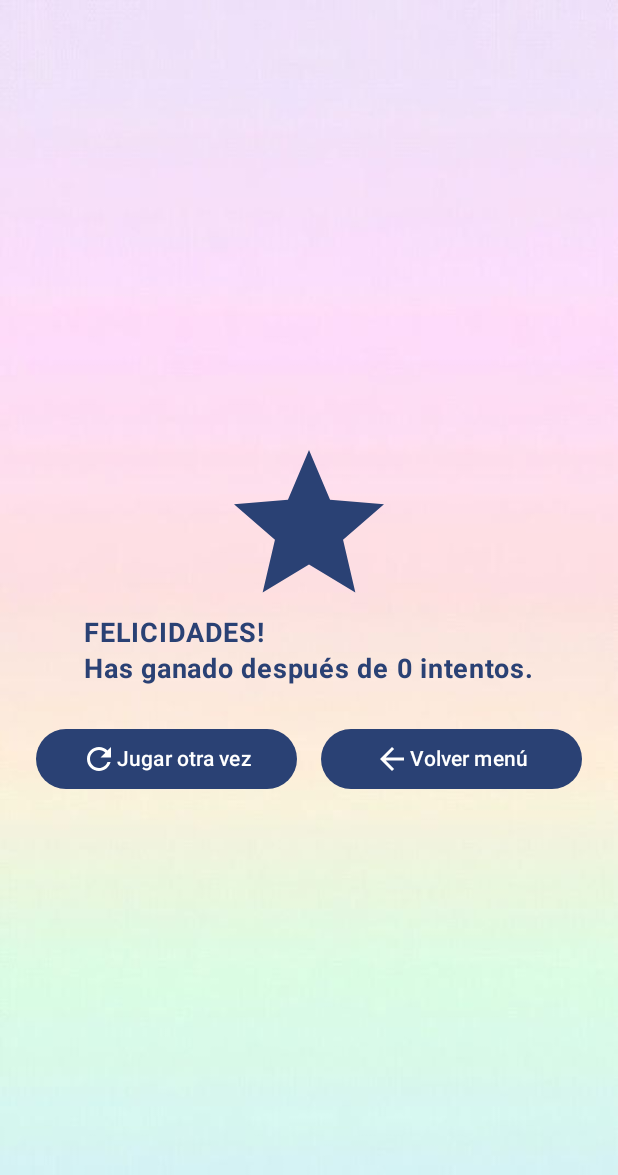
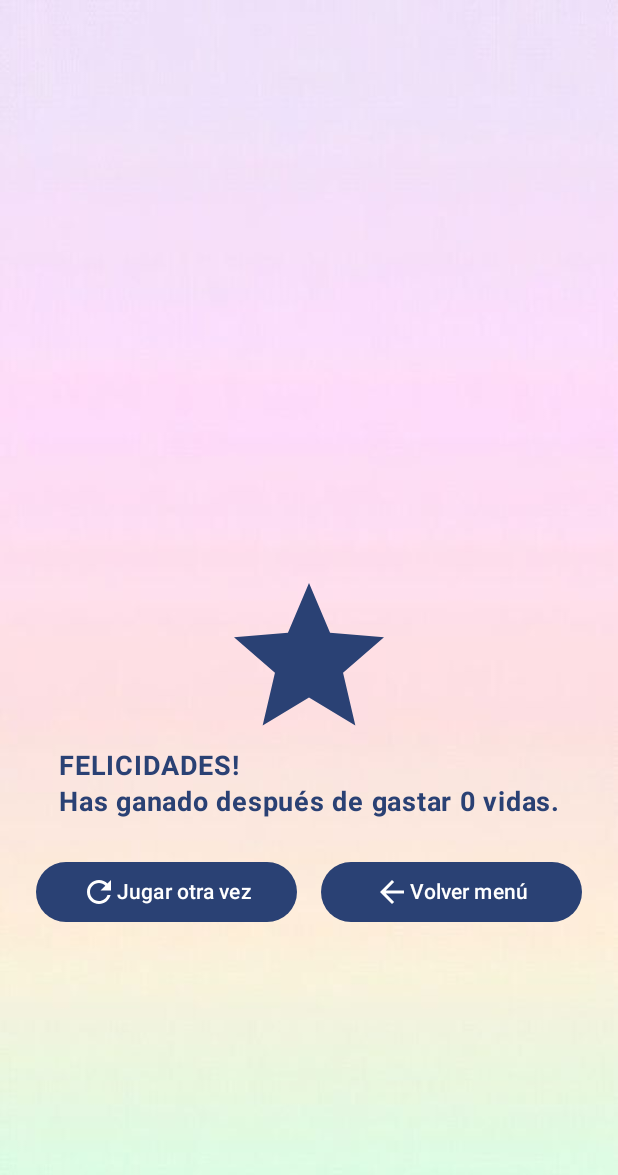
Before and after one commit to sergiherradorITB/Hangman-SergiHerrador, an Android app built with Jetpack Compose: the composable ResultScreen called with empty values, on a phone screen of 412 x 824 dp. Shown: the top 1175 px of the screen. Run offline under Robolectric (Android 15) with nearby library versions, the phone set to English and light mode, and no system bars.

Commit message:
Todo hecho, cambiar estilo de result screen y ya

```diff
--- a/app/src/main/java/com/example/hangman_sergiherrador/MainActivity.kt
+++ b/app/src/main/java/com/example/hangman_sergiherrador/MainActivity.kt
@@ -100,7 +100,7 @@ class MainActivity : ComponentActivity() {
             verticalArrangement = Arrangement.Center
         ) {
             Image(
-                painter = painterResource(id = R.drawable.logo),
+                painter = painterResource(id = R.drawable.logo2),
                 contentDescription = "logo", alpha = alphaAnim
             )
         }
@@ -112,7 +112,7 @@ class MainActivity : ComponentActivity() {
         var startAnimation by remember { mutableStateOf(false) }
         val alphaAnim = animateFloatAsState(
             targetValue = if (startAnimation) 1f else 0f,
-            animationSpec = tween(durationMillis = 3000)
+            animationSpec = tween(durationMillis = 3000), label = ""
         )
         LaunchedEffect(key1 = true) {
             startAnimation = true
--- a/app/src/main/java/com/example/hangman_sergiherrador/ResultScreen.kt
+++ b/app/src/main/java/com/example/hangman_sergiherrador/ResultScreen.kt
@@ -1,6 +1,5 @@
 package com.example.hangman_sergiherrador
 
-import androidx.compose.foundation.background
 import androidx.compose.foundation.layout.Arrangement
 import androidx.compose.foundation.layout.Column
 import androidx.compose.foundation.layout.Row
@@ -9,6 +8,8 @@ import androidx.compose.foundation.layout.fillMaxWidth
 import androidx.compose.foundation.layout.height
 import androidx.compose.foundation.layout.padding
 import androidx.compose.foundation.layout.size
+import androidx.compose.foundation.rememberScrollState
+import androidx.compose.foundation.verticalScroll
 import androidx.compose.material.icons.Icons
 import androidx.compose.material.icons.filled.ArrowBack
 import androidx.compose.material.icons.filled.Clear
@@ -22,7 +23,6 @@ import androidx.compose.runtime.Composable
 import androidx.compose.runtime.getValue
 import androidx.compose.runtime.mutableStateOf
 import androidx.compose.runtime.remember
-import androidx.compose.runtime.setValue
 import androidx.compose.ui.Alignment
 import androidx.compose.ui.Modifier
 import androidx.compose.ui.draw.paint
@@ -42,11 +42,12 @@ fun ResultScreen(
     word: String
 ) {
     // Estado para almacenar la dificultad actual
-    var currentDifficulty by remember { mutableStateOf(difficulty) }
+    val currentDifficulty by remember { mutableStateOf(difficulty) }
 
     Column(
         modifier = Modifier
             .fillMaxSize()
+            .verticalScroll(rememberScrollState())
             .paint(
                 painterResource(id = R.drawable.fondo2),
                 contentScale = ContentScale.FillBounds
@@ -70,7 +71,7 @@ fun ResultScreen(
 
         Text(
             text = when (result) {
-                ResultType.WIN -> "FELICIDADES!\nHas ganado después de $attempts intentos."
+                ResultType.WIN -> "FELICIDADES!\nHas ganado después de gastar $attempts vidas."
                 ResultType.LOSE -> "Lo siento, has perdido. La palabra era: $word."
             },
             fontSize = 18.sp,
@@ -124,7 +125,7 @@ fun ResultScreen(
 }
 
 
-enum class ResultType(val action:String) {
-    WIN("Ganar"),
-    LOSE("Perder")
+enum class ResultType {
+    WIN,
+    LOSE
 }
```
Also changed, not shown: app/src/main/java/com/example/hangman_sergiherrador/GameScreen.kt (+13 -27 lines), app/src/main/java/com/example/hangman_sergiherrador/MenuScreen.kt (+20 -12 lines), app/src/main/res/drawable/logo2.png (added).
